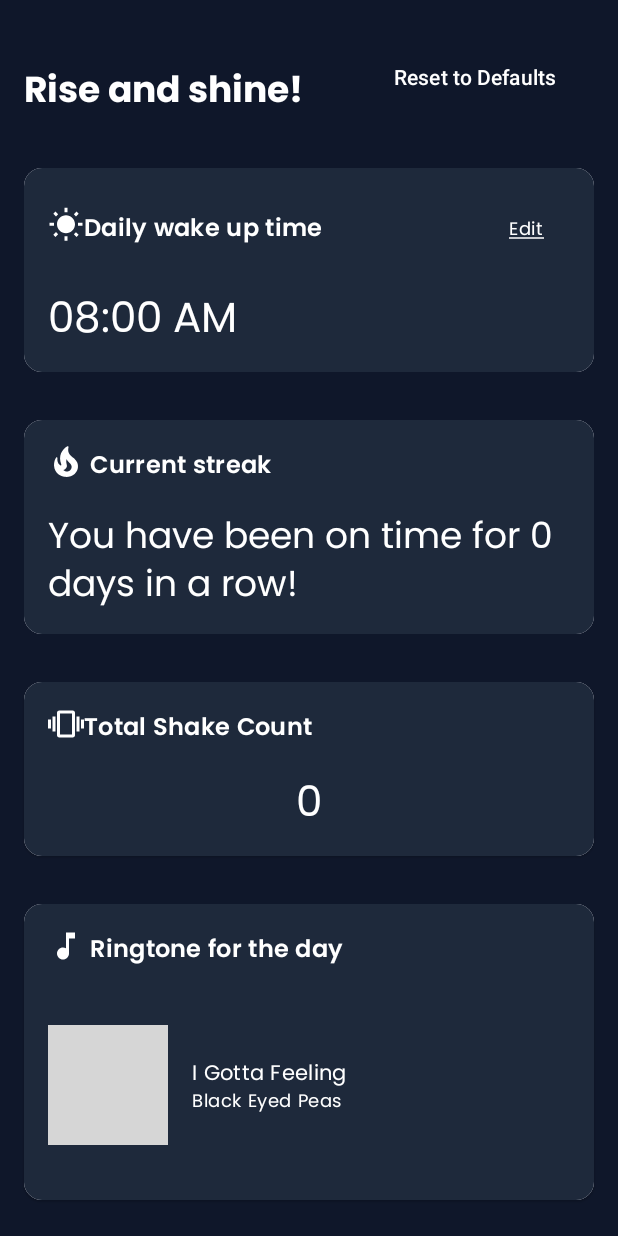
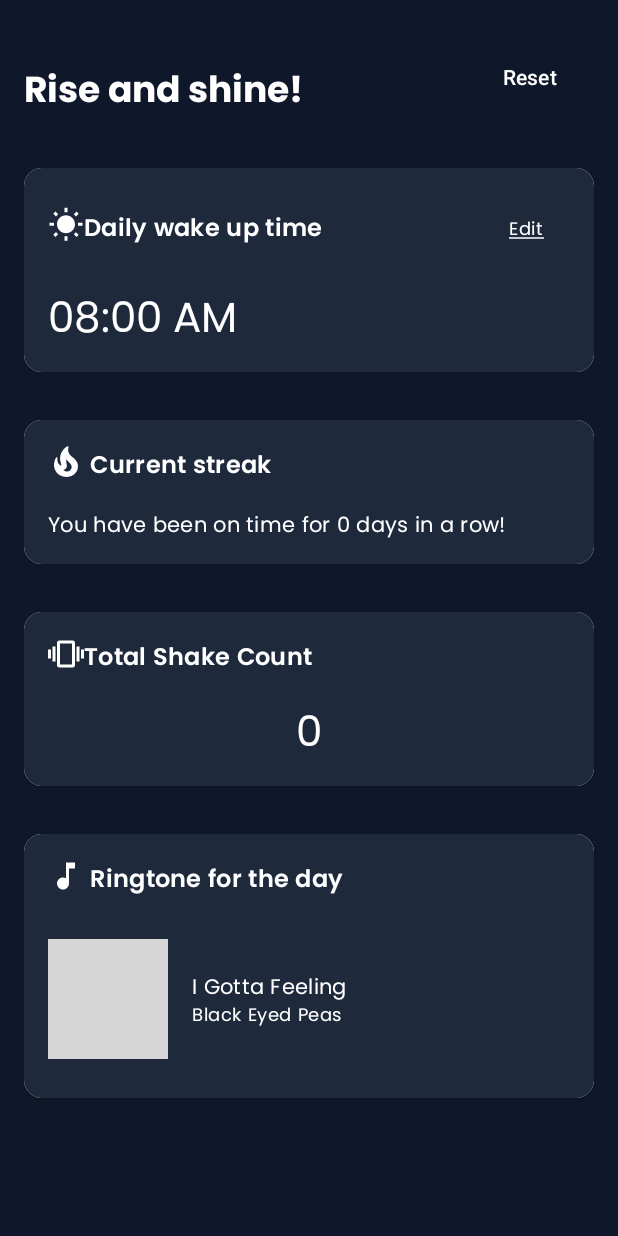
Before and after one commit to pastelcolors/WakeUpShakeUp, an Android app built with Jetpack Compose: the screen it shows after launch (MainActivity), on a phone screen of 412 x 824 dp. Run offline under Robolectric (Android 15) with nearby library versions, the light colour scheme and no system bars; our stand-ins replace livedata-compose; 2 statements that could not run were skipped; grey boxes are pictures that could not be loaded.

Commit message:
chore: ui tweaks

```diff
--- a/app/src/main/java/com/example/wakeupshakeup/AlarmScreen.kt
+++ b/app/src/main/java/com/example/wakeupshakeup/AlarmScreen.kt
@@ -164,7 +164,7 @@ fun StreakReportCard(streakCount: Int) {
         Text(
             text = "You have been on time for $streakCount days in a row!",
             fontFamily = Poppins,
-            style = MaterialTheme.typography.headlineSmall,
+            style = MaterialTheme.typography.bodyMedium,
             color = Color.White
         )
     }
@@ -193,7 +193,7 @@ fun RingtoneCard(songTitle: String, songArtist: String) {
         Row(
             modifier = Modifier
                 .fillMaxWidth()
-                .height(200.dp),
+                .height(100.dp),
             verticalAlignment = Alignment.CenterVertically
         ) {
             Image(
@@ -307,7 +307,7 @@ fun ResetButton(alarmViewModel: AlarmViewModel) {
         modifier = Modifier.padding(12.dp)
     ) {
         Text(
-            text = "Reset to Defaults",
+            text = "Reset",
             color = Color.White,
         )
     }
--- a/app/src/main/java/com/example/wakeupshakeup/MainActivity.kt
+++ b/app/src/main/java/com/example/wakeupshakeup/MainActivity.kt
@@ -20,6 +20,8 @@ import androidx.compose.foundation.layout.fillMaxSize
 import androidx.compose.foundation.layout.fillMaxWidth
 import androidx.compose.foundation.layout.height
 import androidx.compose.foundation.layout.padding
+import androidx.compose.foundation.rememberScrollState
+import androidx.compose.foundation.verticalScroll
 import androidx.compose.material3.MaterialTheme
 import androidx.compose.material3.Surface
 import androidx.compose.runtime.Composable
@@ -73,6 +75,7 @@ fun AlarmScreen(alarmViewModel: AlarmViewModel) {
     val songArtist by alarmViewModel.songArtist.observeAsState("Black Eyed Peas")
     val totalShakeCount by alarmViewModel.totalShakeCount.observeAsState(0)
     val streakCount by alarmViewModel.streakCount.observeAsState(0)
+    val scrollState = rememberScrollState()
 
     Surface(
         modifier = Modifier.fillMaxSize(),
@@ -82,6 +85,7 @@ fun AlarmScreen(alarmViewModel: AlarmViewModel) {
             modifier = Modifier
                 .fillMaxSize()
                 .padding(16.dp)
+                .verticalScroll(scrollState),
         ) {
             Row(
                 modifier = Modifier.fillMaxWidth(),
@@ -99,8 +103,6 @@ fun AlarmScreen(alarmViewModel: AlarmViewModel) {
             TotalShakeCountCard(totalShakeCount)
             Spacer(modifier = Modifier.height(24.dp))
             RingtoneCard(songTitle, songArtist)
-            Spacer(modifier = Modifier.height(24.dp))
-            ResetButton(alarmViewModel)
         }
     }
 }
```
